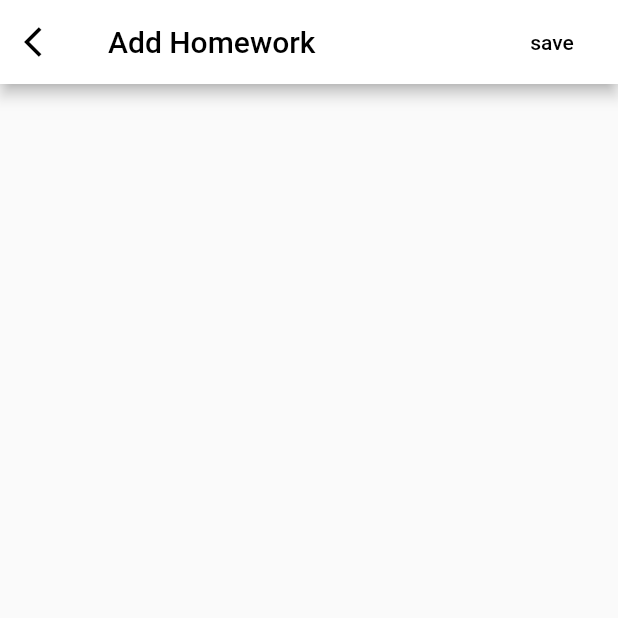
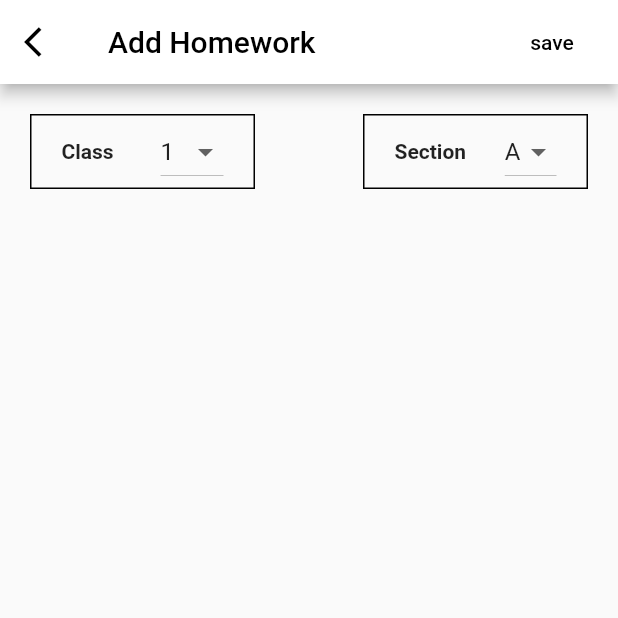
Before and after one commit to parikshitg/flutter_teacher_app, a Flutter app: the AddHomework screen opened by its route, on a phone screen of 412 x 824 dp, the top half of it. Run offline on Flutter 3.47's test engine with Material 2 defaults, Android fonts, the phone set to English and light mode, and no system bars; our stand-ins replace flutter_vector_icons, font_awesome_flutter, image_picker.

Commit message:
some changes in add homework" "

```diff
--- a/lib/screens/homeworks/add_homework_screen.dart
+++ b/lib/screens/homeworks/add_homework_screen.dart
@@ -1,7 +1,6 @@
 import 'package:flutter/material.dart';
 
 class AddHomework extends StatefulWidget {
-
   static final id = 'addhomework_screen';
 
   @override
@@ -9,6 +8,27 @@ class AddHomework extends StatefulWidget {
 }
 
 class _AddHomeworkState extends State<AddHomework> {
+  var _homeworkClass = "1";
+
+  var _section = 'A';
+
+  var _classes = [
+    "1",
+    "2",
+    "3",
+    "4",
+    "5",
+    "6",
+    "7",
+    "8",
+    "9",
+    "10",
+    "11",
+    "12"
+  ];
+
+  var _sections = ['A', 'B', 'C', 'D', 'E'];
+
   @override
   Widget build(BuildContext context) {
     return Scaffold(
@@ -36,6 +56,89 @@ class _AddHomeworkState extends State<AddHomework> {
           ),
         ],
       ),
+      body: SingleChildScrollView(
+        child: Column(
+          children: <Widget>[
+            Padding(
+              padding: EdgeInsets.all(20.0),
+              child: Row(
+                mainAxisAlignment: MainAxisAlignment.spaceBetween,
+                children: <Widget>[
+                  Container(
+                    width: 150.0,
+                    padding: EdgeInsets.symmetric(
+                      horizontal: 20.0,
+                    ),
+                    decoration:
+                        BoxDecoration(border: Border.all(color: Colors.black)),
+                    child: Row(
+                      mainAxisAlignment: MainAxisAlignment.spaceBetween,
+                      children: <Widget>[
+                        Text(
+                          'Class',
+                          style: TextStyle(
+                            fontWeight: FontWeight.w600,
+                          ),
+                        ),
+                        DropdownButton<String>(
+                          items: _classes.map((String dropDownStringItem) {
+                            return DropdownMenuItem<String>(
+                              value: dropDownStringItem,
+                              child: Text(dropDownStringItem),
+                            );
+                          }).toList(),
+                          onChanged: (String classSelected) {
+                            setState(() {
+                              _homeworkClass = classSelected;
+                              print(_homeworkClass);
+                            });
+                          },
+                          value: _homeworkClass,
+                        ),
+                      ],
+                    ),
+                  ),
+                  Container(
+                    width: 150.0,
+                    padding: EdgeInsets.symmetric(
+                      horizontal: 20.0,
+                    ),
+                    decoration:
+                        BoxDecoration(border: Border.all(color: Colors.black)),
+                    child: Row(
+                      mainAxisAlignment: MainAxisAlignment.spaceBetween,
+                      children: <Widget>[
+                        Text(
+                          'Section',
+                          style: TextStyle(fontWeight: FontWeight.w600),
+                        ),
+                        DropdownButton<String>(
+                          items: _sections.map((String dropDownStringItem) {
+                            return DropdownMenuItem<String>(
+                              value: dropDownStringItem,
+                              child: Text(dropDownStringItem),
+                            );
+                          }).toList(),
+                          onChanged: (String sectionSelected) {
+                            setState(() {
+                              _section = sectionSelected;
+                              print(_section);
+                            });
+                          },
+                          value: _section,
+                        ),
+                      ],
+                    ),
+                  ),
+                ],
+              ),
+            ),
+            Container(
+
+            ),
+          ],
+        ),
+      ),
     );
   }
 }
```
